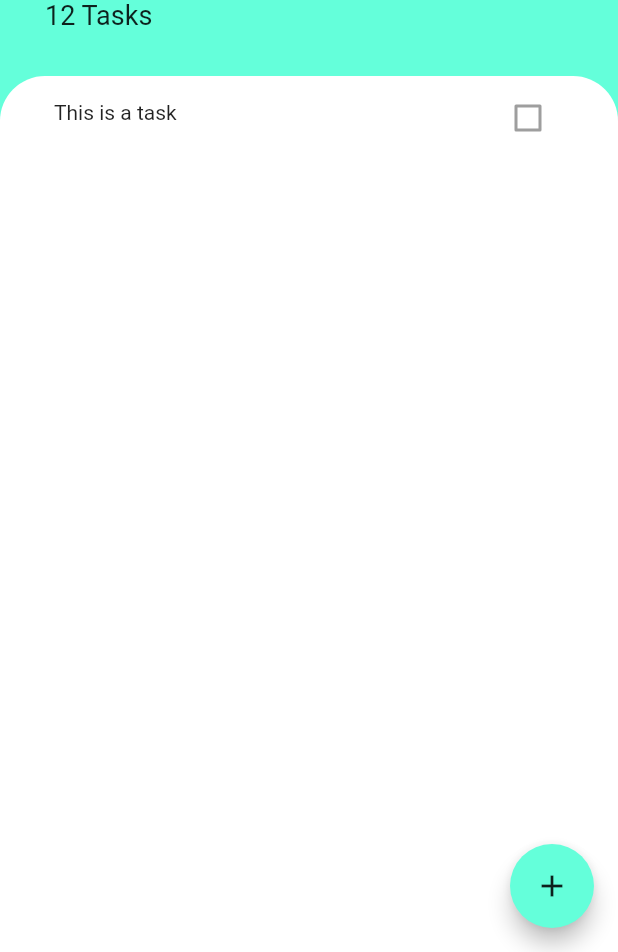
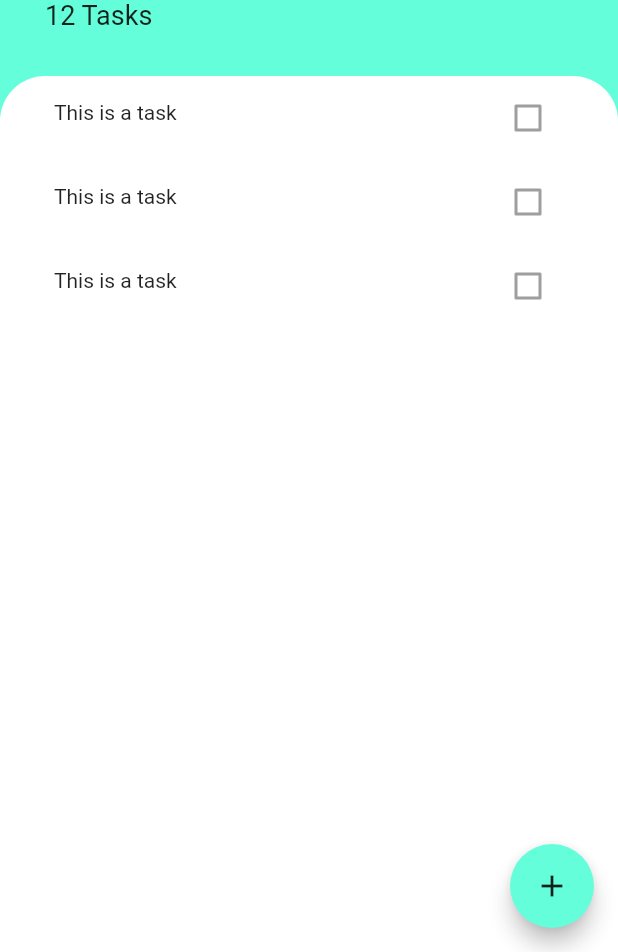
Before and after one commit to merouane-tazeka/flut-list, a Flutter app: the screen it shows after launch, on a phone screen of 412 x 824 dp, the part 284-1236 px from its top. Run offline on Flutter 3.47's test engine with Material 2 defaults, Android fonts, the phone set to English and light mode, and no system bars.

```diff
--- a/lib/main.dart
+++ b/lib/main.dart
@@ -6,6 +6,8 @@ void main() => runApp(MyApp());
 class MyApp extends StatelessWidget {
   @override
   Widget build(BuildContext context) {
-    return TasksScreen();
+    return MaterialApp(
+      home: TasksScreen(),
+    );
   }
 }
--- a/lib/screens/tasks_screen.dart
+++ b/lib/screens/tasks_screen.dart
@@ -1,12 +1,11 @@
-import 'dart:ffi';
-
 import 'package:flutter/material.dart';
+import 'package:flutlist/screens/add_task_screen.dart';
+import 'package:flutlist/widgets/task_list.dart';
 
 class TasksScreen extends StatelessWidget {
   @override
   Widget build(BuildContext context) {
-    return MaterialApp(
-      home: Scaffold(
+    return Scaffold(
       backgroundColor: Colors.tealAccent,
       body: Column(
         crossAxisAlignment: CrossAxisAlignment.start,
@@ -46,17 +45,7 @@ class TasksScreen extends StatelessWidget {
             child: Container(
               child: Padding(
                 padding: EdgeInsets.symmetric(horizontal: 20),
-                  child: ListView(
-                    children: <Widget>[
-                      ListTile(
-                        leading: Text('This is a task'),
-                        trailing: Checkbox(
-                          value: false,
-                          onChanged: null,
-                        ),
-                      ),
-                    ],
-                  ),
+                child: TaskList(),
               ),
               decoration: BoxDecoration(
                 color: Colors.white,
@@ -67,13 +56,15 @@ class TasksScreen extends StatelessWidget {
         ],
       ),
       floatingActionButton: FloatingActionButton(
+        onPressed: () {
+          showModalBottomSheet(context: context, builder: (BuildContext context) => AddTaskScreen());
+        },
         backgroundColor: Colors.tealAccent,
         child: Icon(
           Icons.add,
           color: Colors.black87,
         ),
       ),
-      ),
     );
   }
 }
--- /dev/null
+++ b/lib/widgets/task_list.dart
@@ -0,0 +1,15 @@
+import 'package:flutter/material.dart';
+import 'package:flutlist/widgets/task_tile.dart';
+
+class TaskList extends StatelessWidget {
+  @override
+  Widget build(BuildContext context) {
+    return ListView(
+      children: <Widget>[
+        TaskTile(),
+        TaskTile(),
+        TaskTile(),
+      ],
+    );
+  }
+}
--- /dev/null
+++ b/lib/widgets/task_tile.dart
@@ -0,0 +1,14 @@
+import 'package:flutter/material.dart';
+
+class TaskTile extends StatelessWidget {
+  @override
+  Widget build(BuildContext context) {
+    return ListTile(
+      leading: Text('This is a task'),
+      trailing: Checkbox(
+        value: false,
+        onChanged: null,
+      ),
+    );
+  }
+}
```
Also changed, not shown: lib/screens/add_task_screen.dart (added, +13 -0 lines). Lines whose indentation alone changed are shown as unchanged.
